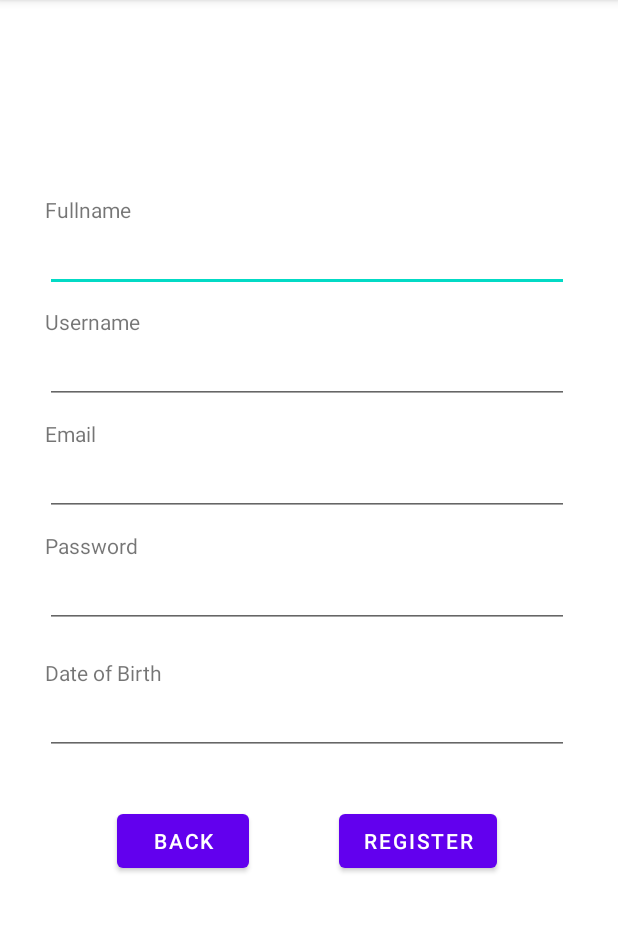
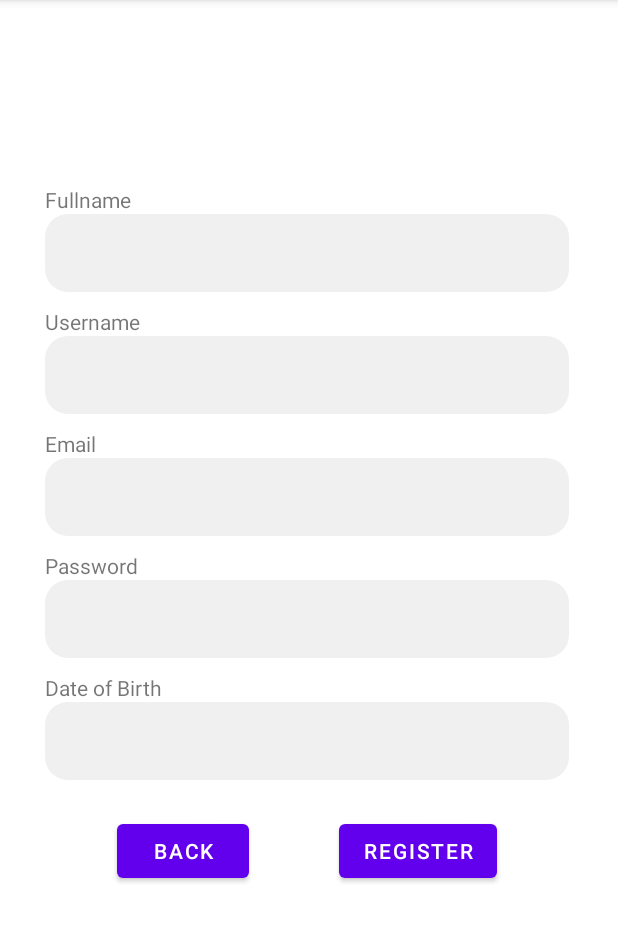
Before and after one commit to swompsy/Rinder-1, an Android app: the RegisterPageActivity screen opened directly, with no data from a screen before it, on a phone screen of 412 x 824 dp, the part 84-1026 px from its top. Run offline under Robolectric (Android 15) with nearby library versions, the phone set to English and light mode, and no system bars.

Commit message:
Fixing some design in login and register

```diff
--- a/app/src/main/res/layout/activity_main.xml
+++ b/app/src/main/res/layout/activity_main.xml
@@ -41,6 +41,7 @@
         android:background="@drawable/round_rectangle_shape"
         android:hint="@string/username"
         android:inputType="text"
+        android:paddingStart="10dp"
         android:textAlignment="gravity"
         android:textSize="11sp"
         app:layout_constraintBottom_toBottomOf="parent"
@@ -56,6 +57,7 @@
         android:background="@drawable/round_rectangle_shape"
         android:hint="@string/password"
         android:textSize="11sp"
+        android:paddingStart="10dp"
         app:layout_constraintBottom_toBottomOf="parent"
         app:layout_constraintEnd_toEndOf="parent"
         app:layout_constraintHorizontal_bias="0.503"
--- a/app/src/main/res/layout/activity_register_page.xml
+++ b/app/src/main/res/layout/activity_register_page.xml
@@ -24,9 +24,10 @@
         <EditText
             android:id="@+id/FullnameFill"
             android:layout_width="match_parent"
-            android:layout_height="wrap_content"
+            android:layout_height="52dp"
             android:layout_marginHorizontal="30dp"
-            android:layout_marginBottom="10dp"/>
+            android:layout_marginBottom="10dp"
+            android:background="@drawable/round_rectangle_shape" />
 
         <TextView
             android:layout_width="wrap_content"
@@ -35,11 +36,13 @@
             android:text="Username" />
 
         <EditText
-            android:id="@+id/usernameFill"
+            android:id="@+id/UsernameFill"
             android:layout_width="match_parent"
-            android:layout_height="wrap_content"
+            android:layout_height="52dp"
             android:layout_marginHorizontal="30dp"
-            android:layout_marginBottom="10dp"/>
+            android:layout_marginBottom="10dp"
+            android:background="@drawable/round_rectangle_shape" />
+
 
         <TextView
             android:layout_width="wrap_content"
@@ -48,11 +51,13 @@
             android:layout_marginHorizontal="30dp"/>
 
         <EditText
-            android:id="@+id/emailFill"
+            android:id="@+id/EmailFill"
             android:layout_width="match_parent"
-            android:layout_height="wrap_content"
+            android:layout_height="52dp"
             android:layout_marginHorizontal="30dp"
-            android:layout_marginBottom="10dp"/>
+            android:layout_marginBottom="10dp"
+            android:background="@drawable/round_rectangle_shape" />
+
 
         <TextView
             android:layout_width="wrap_content"
@@ -61,11 +66,13 @@
             android:layout_marginHorizontal="30dp"/>
 
         <EditText
-            android:id="@+id/passwordFill"
+            android:id="@+id/PasswordFill"
             android:layout_width="match_parent"
-            android:layout_height="wrap_content"
+            android:layout_height="52dp"
             android:layout_marginHorizontal="30dp"
-            android:layout_marginBottom="20dp"/>
+            android:layout_marginBottom="10dp"
+            android:background="@drawable/round_rectangle_shape" />
+
 
         <TextView
             android:layout_width="wrap_content"
@@ -74,11 +81,27 @@
             android:layout_marginHorizontal="30dp"/>
 
         <EditText
-            android:id="@+id/DateofBirthfill"
+            android:id="@+id/DOBFill"
             android:layout_width="match_parent"
-            android:layout_height="wrap_content"
+            android:layout_height="52dp"
             android:layout_marginHorizontal="30dp"
-            android:layout_marginBottom="20dp"/>
+            android:layout_marginBottom="10dp"
+            android:background="@drawable/round_rectangle_shape" />
+
+
+<!--        <TextView-->
+<!--            android:id="@+id/textView"-->
+<!--            android:layout_width="match_parent"-->
+<!--            android:layout_height="wrap_content"-->
+<!--            android:layout_marginHorizontal="30dp"-->
+<!--            android:text="Privacy & Policy" />-->
+
+<!--        <TextView-->
+<!--            android:id="@+id/textView"-->
+<!--            android:layout_width="match_parent"-->
+<!--            android:layout_height="wrap_content"-->
+<!--            android:layout_marginHorizontal="30dp"-->
+<!--            android:text="Terms & Conditions" />-->
 
         <LinearLayout
             android:layout_width="match_parent"
```
